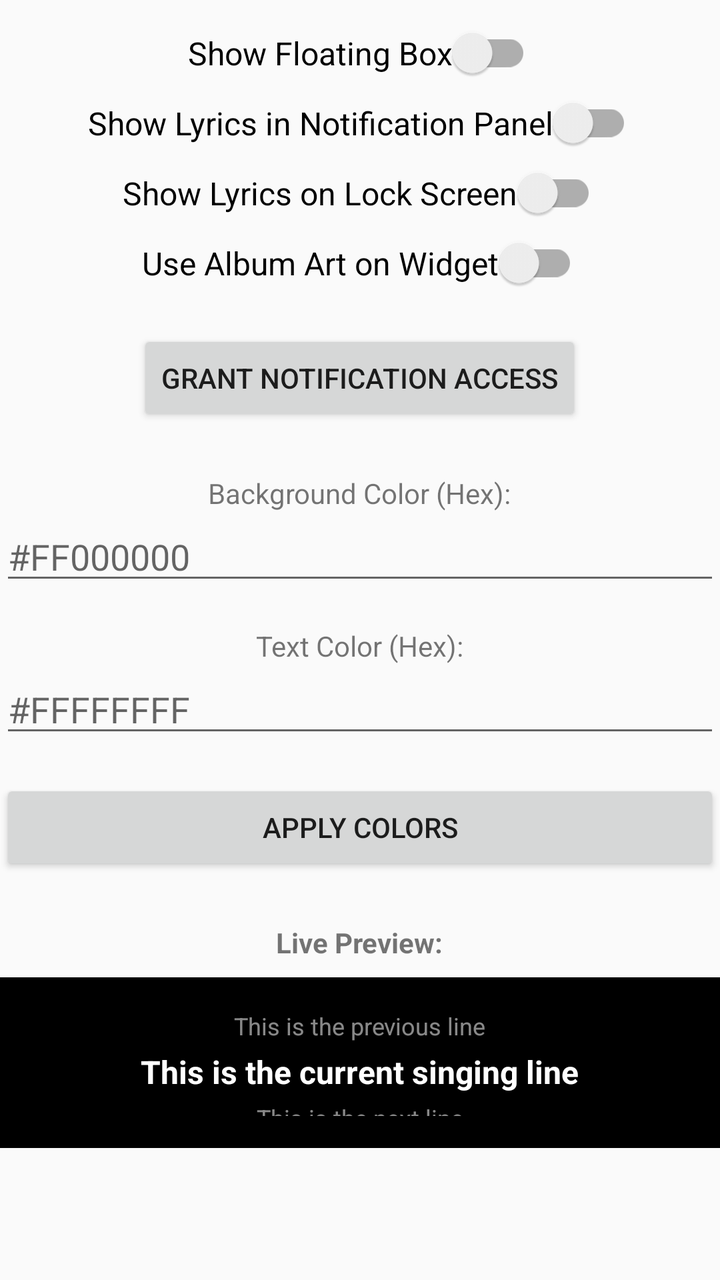
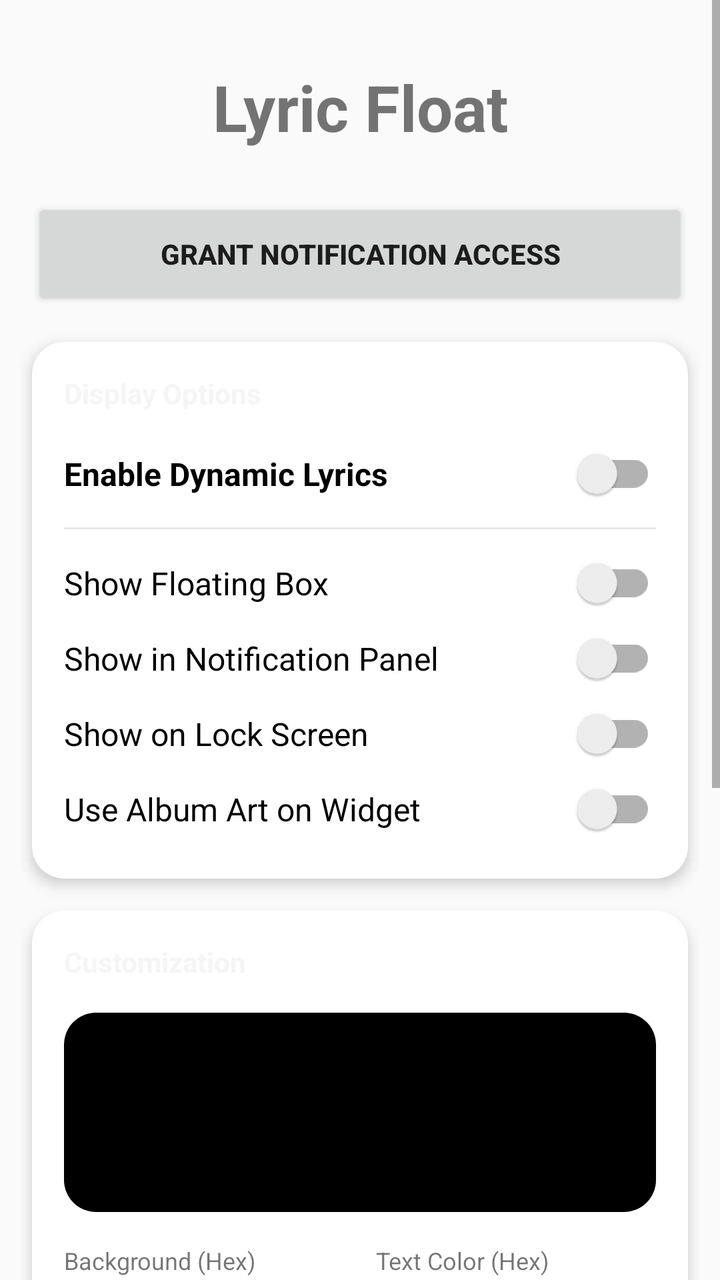

Before-and-after screenshots of an Android layout around one commit, followed by the original layout XML and the change that was made.
<!-- AndroidManifest.xml: activity theme Theme.LyricFloat -->
<!-- res/layout/activity_main.xml -->
<?xml version="1.0" encoding="utf-8"?>
<LinearLayout xmlns:android="http://schemas.android.com/apk/res/android"
    android:layout_width="match_parent"
    android:layout_height="match_parent"
    android:gravity="center"
    android:orientation="vertical">

    <androidx.appcompat.widget.SwitchCompat
        android:id="@+id/switch_start_service"
        android:layout_width="wrap_content"
        android:layout_height="wrap_content"
        android:text="Enable Dynamic Lyrics"
        android:textSize="18sp"
        android:textStyle="bold"
        android:layout_gravity="center"
        android:layout_margin="16dp" />

    <androidx.appcompat.widget.SwitchCompat
        android:id="@+id/switch_floating_box"
        android:layout_width="wrap_content"
        android:layout_height="wrap_content"
        android:text="Show Floating Box"
        android:textSize="16sp"
        android:layout_gravity="center"
        android:layout_margin="4dp" />

    <androidx.appcompat.widget.SwitchCompat
        android:id="@+id/switch_notification"
        android:layout_width="wrap_content"
        android:layout_height="wrap_content"
        android:text="Show Lyrics in Notification Panel"
        android:textSize="16sp"
        android:layout_gravity="center"
        android:layout_margin="4dp" />

    <androidx.appcompat.widget.SwitchCompat
        android:id="@+id/switch_lock_screen"
        android:layout_width="wrap_content"
        android:layout_height="wrap_content"
        android:text="Show Lyrics on Lock Screen"
        android:textSize="16sp"
        android:layout_gravity="center"
        android:layout_margin="4dp" />

    <androidx.appcompat.widget.SwitchCompat
        android:id="@+id/switch_widget_album_art"
        android:layout_width="wrap_content"
        android:layout_height="wrap_content"
        android:text="Use Album Art on Widget"
        android:textSize="16sp"
        android:layout_gravity="center"
        android:layout_margin="4dp" />

    <Button
        android:id="@+id/btn_notification_access"
        android:layout_width="wrap_content"
        android:layout_height="wrap_content"
        android:layout_marginTop="16dp"
        android:text="Grant Notification Access" />

    
    <TextView
        android:layout_width="wrap_content"
        android:layout_height="wrap_content"
        android:text="Background Color (Hex):"
        android:layout_marginTop="24dp"/>

    <EditText
        android:id="@+id/et_bg_color"
        android:layout_width="match_parent"
        android:layout_height="wrap_content"
        android:hint="#FF000000"
        android:inputType="textCapCharacters" />

    <TextView
        android:layout_width="wrap_content"
        android:layout_height="wrap_content"
        android:text="Text Color (Hex):"
        android:layout_marginTop="16dp"/>

    <EditText
        android:id="@+id/et_text_color"
        android:layout_width="match_parent"
        android:layout_height="wrap_content"
        android:hint="#FFFFFFFF"
        android:inputType="textCapCharacters" />

    <Button
        android:id="@+id/btn_save_colors"
        android:layout_width="match_parent"
        android:layout_height="wrap_content"
        android:text="Apply Colors"
        android:layout_marginTop="16dp"/>

    
    <TextView
        android:layout_width="wrap_content"
        android:layout_height="wrap_content"
        android:text="Live Preview:"
        android:layout_marginTop="24dp"
        android:textStyle="bold"/>

    <LinearLayout
        android:id="@+id/preview_container"
        android:layout_width="match_parent"
        android:layout_height="wrap_content"
        android:orientation="vertical"
        android:gravity="center"
        android:padding="16dp"
        android:layout_marginTop="8dp"
        android:layout_marginBottom="16dp"
        android:background="#FF000000">

        <TextView
            android:id="@+id/preview_prev"
            android:layout_width="wrap_content"
            android:layout_height="wrap_content"
            android:text="This is the previous line"
            android:textColor="#88FFFFFF"
            android:textSize="12sp"
            android:paddingBottom="4dp"/>

        <TextView
            android:id="@+id/preview_current"
            android:layout_width="wrap_content"
            android:layout_height="wrap_content"
            android:text="This is the current singing line"
            android:textColor="#FFFFFF"
            android:textSize="16sp"
            android:textStyle="bold"/>

        <TextView
            android:id="@+id/preview_next"
            android:layout_width="wrap_content"
            android:layout_height="wrap_content"
            android:text="This is the next line"
            android:textColor="#88FFFFFF"
            android:textSize="12sp"
            android:paddingTop="4dp"/>
    </LinearLayout>

    
    <TextView
        android:layout_width="wrap_content"
        android:layout_height="wrap_content"
        android:text="Background Transparency:" />

    <SeekBar
        android:id="@+id/seek_transparency"
        android:layout_width="match_parent"
        android:layout_height="wrap_content"
        android:layout_marginTop="8dp"
        android:layout_marginBottom="16dp"
        android:max="255"
        android:progress="255" />

    <TextView
        android:layout_width="wrap_content"
        android:layout_height="wrap_content"
        android:text="Default Visible Lines: "
        android:layout_gravity="center"
        android:layout_marginTop="12dp"/>

    
    <SeekBar
        android:id="@+id/seek_default_lines"
        android:layout_width="match_parent"
        android:layout_height="wrap_content"
        android:max="4"
        android:progress="1"
        android:layout_margin="16dp"/>

    <TextView
        android:layout_width="wrap_content"
        android:layout_height="wrap_content"
        android:text="Preset Themes:"
        android:layout_marginTop="24dp"
        android:textStyle="bold"/>

    <LinearLayout
        android:layout_width="match_parent"
        android:layout_height="wrap_content"
        android:orientation="horizontal"
        android:layout_marginTop="8dp">

        <Button
            android:id="@+id/btn_theme_dark"
            android:layout_width="0dp"
            android:layout_height="wrap_content"
            android:layout_weight="1"
            android:text="Dark" />

        <Button
            android:id="@+id/btn_theme_light"
            android:layout_width="0dp"
            android:layout_height="wrap_content"
            android:layout_weight="1"
            android:text="Light" />

        <Button
            android:id="@+id/btn_theme_green"
            android:layout_width="0dp"
            android:layout_height="wrap_content"
            android:layout_weight="1"
            android:text="Green" />
    </LinearLayout>

</LinearLayout>
<!-- resources referenced by this layout -->
<resources>
  <style name="Theme.LyricFloat" parent="Theme.AppCompat.DayNight.NoActionBar" />
</resources>

<!-- the commit's change to res/layout/activity_main.xml (unified diff, before → after) -->
@@ -1,208 +1,334 @@
 <?xml version="1.0" encoding="utf-8"?>
-<LinearLayout xmlns:android="http://schemas.android.com/apk/res/android"
+<ScrollView xmlns:android="http://schemas.android.com/apk/res/android"
+    xmlns:app="http://schemas.android.com/apk/res-auto"
     android:layout_width="match_parent"
     android:layout_height="match_parent"
-    android:gravity="center"
-    android:orientation="vertical">
-
-    <androidx.appcompat.widget.SwitchCompat
-        android:id="@+id/switch_start_service"
-        android:layout_width="wrap_content"
-        android:layout_height="wrap_content"
-        android:text="Enable Dynamic Lyrics"
-        android:textSize="18sp"
-        android:textStyle="bold"
-        android:layout_gravity="center"
-        android:layout_margin="16dp" />
-
-    <androidx.appcompat.widget.SwitchCompat
-        android:id="@+id/switch_floating_box"
-        android:layout_width="wrap_content"
-        android:layout_height="wrap_content"
-        android:text="Show Floating Box"
-        android:textSize="16sp"
-        android:layout_gravity="center"
-        android:layout_margin="4dp" />
-
-    <androidx.appcompat.widget.SwitchCompat
-        android:id="@+id/switch_notification"
-        android:layout_width="wrap_content"
-        android:layout_height="wrap_content"
-        android:text="Show Lyrics in Notification Panel"
-        android:textSize="16sp"
-        android:layout_gravity="center"
-        android:layout_margin="4dp" />
-
-    <androidx.appcompat.widget.SwitchCompat
-        android:id="@+id/switch_lock_screen"
-        android:layout_width="wrap_content"
-        android:layout_height="wrap_content"
-        android:text="Show Lyrics on Lock Screen"
-        android:textSize="16sp"
-        android:layout_gravity="center"
-        android:layout_margin="4dp" />
-
-    <androidx.appcompat.widget.SwitchCompat
-        android:id="@+id/switch_widget_album_art"
-        android:layout_width="wrap_content"
-        android:layout_height="wrap_content"
-        android:text="Use Album Art on Widget"
-        android:textSize="16sp"
-        android:layout_gravity="center"
-        android:layout_margin="4dp" />
-
-    <Button
-        android:id="@+id/btn_notification_access"
-        android:layout_width="wrap_content"
-        android:layout_height="wrap_content"
-        android:layout_marginTop="16dp"
-        android:text="Grant Notification Access" />
-
-    
-    <TextView
-        android:layout_width="wrap_content"
-        android:layout_height="wrap_content"
-        android:text="Background Color (Hex):"
-        android:layout_marginTop="24dp"/>
-
-    <EditText
-        android:id="@+id/et_bg_color"
-        android:layout_width="match_parent"
-        android:layout_height="wrap_content"
-        android:hint="#FF000000"
-        android:inputType="textCapCharacters" />
-
-    <TextView
-        android:layout_width="wrap_content"
-        android:layout_height="wrap_content"
-        android:text="Text Color (Hex):"
-        android:layout_marginTop="16dp"/>
-
-    <EditText
-        android:id="@+id/et_text_color"
-        android:layout_width="match_parent"
-        android:layout_height="wrap_content"
-        android:hint="#FFFFFFFF"
-        android:inputType="textCapCharacters" />
-
-    <Button
-        android:id="@+id/btn_save_colors"
-        android:layout_width="match_parent"
-        android:layout_height="wrap_content"
-        android:text="Apply Colors"
-        android:layout_marginTop="16dp"/>
-
-    
-    <TextView
-        android:layout_width="wrap_content"
-        android:layout_height="wrap_content"
-        android:text="Live Preview:"
-        android:layout_marginTop="24dp"
-        android:textStyle="bold"/>
+    android:fillViewport="true"
+    android:background="?android:attr/colorBackground">
 
     <LinearLayout
-        android:id="@+id/preview_container"
         android:layout_width="match_parent"
         android:layout_height="wrap_content"
         android:orientation="vertical"
-        android:gravity="center"
         android:padding="16dp"
-        android:layout_marginTop="8dp"
-        android:layout_marginBottom="16dp"
-        android:background="#FF000000">
-
+        android:clipToPadding="false"
+        android:paddingBottom="48dp">
+
+        
         <TextView
-            android:id="@+id/preview_prev"
-            android:layout_width="wrap_content"
+            android:layout_width="match_parent"
             android:layout_height="wrap_content"
-            android:text="This is the previous line"
-            android:textColor="#88FFFFFF"
-            android:textSize="12sp"
-            android:paddingBottom="4dp"/>
-
-        <TextView
-            android:id="@+id/preview_current"
-            android:layout_width="wrap_content"
+            android:text="Lyric Float"
+            android:textSize="32sp"
+            android:textStyle="bold"
+            android:gravity="center"
+            android:layout_marginTop="16dp"
+            android:layout_marginBottom="24dp" />
+
+        <Button
+            android:id="@+id/btn_notification_access"
+            android:layout_width="match_parent"
+            android:layout_height="56dp"
+            android:text="Grant Notification Access"
+            android:textStyle="bold"
+            android:layout_marginBottom="16dp" />
+
+        
+        <androidx.cardview.widget.CardView
+            android:layout_width="match_parent"
             android:layout_height="wrap_content"
-            android:text="This is the current singing line"
-            android:textColor="#FFFFFF"
-            android:textSize="16sp"
-            android:textStyle="bold"/>
-
-        <TextView
-            android:id="@+id/preview_next"
-            android:layout_width="wrap_content"
+            android:layout_marginBottom="16dp"
+            app:cardCornerRadius="16dp"
+            app:cardElevation="4dp">
+
+            <LinearLayout
+                android:layout_width="match_parent"
+                android:layout_height="wrap_content"
+                android:orientation="vertical"
+                android:padding="16dp">
+
+                <TextView
+                    android:layout_width="wrap_content"
+                    android:layout_height="wrap_content"
+                    android:text="Display Options"
+                    android:textStyle="bold"
+                    android:textColor="?android:attr/colorPrimary"
+                    android:layout_marginBottom="12dp"/>
+
+                <androidx.appcompat.widget.SwitchCompat
+                    android:id="@+id/switch_start_service"
+                    android:layout_width="match_parent"
+                    android:layout_height="wrap_content"
+                    android:text="Enable Dynamic Lyrics"
+                    android:textSize="16sp"
+                    android:textStyle="bold"
+                    android:paddingVertical="8dp" />
+
+                <View
+                    android:layout_width="match_parent"
+                    android:layout_height="1dp"
+                    android:background="#33888888"
+                    android:layout_marginVertical="8dp"/>
+
+                <androidx.appcompat.widget.SwitchCompat
+                    android:id="@+id/switch_floating_box"
+                    android:layout_width="match_parent"
+                    android:layout_height="wrap_content"
+                    android:text="Show Floating Box"
+                    android:textSize="16sp"
+                    android:paddingVertical="8dp" />
+
+                <androidx.appcompat.widget.SwitchCompat
+                    android:id="@+id/switch_notification"
+                    android:layout_width="match_parent"
+                    android:layout_height="wrap_content"
+                    android:text="Show in Notification Panel"
+                    android:textSize="16sp"
+                    android:paddingVertical="8dp" />
+
+                <androidx.appcompat.widget.SwitchCompat
+                    android:id="@+id/switch_lock_screen"
+                    android:layout_width="match_parent"
+                    android:layout_height="wrap_content"
+                    android:text="Show on Lock Screen"
+                    android:textSize="16sp"
+                    android:paddingVertical="8dp" />
+
+                <androidx.appcompat.widget.SwitchCompat
+                    android:id="@+id/switch_widget_album_art"
+                    android:layout_width="match_parent"
+                    android:layout_height="wrap_content"
+                    android:text="Use Album Art on Widget"
+                    android:textSize="16sp"
+                    android:paddingVertical="8dp" />
+            </LinearLayout>
+        </androidx.cardview.widget.CardView>
+
+        
+        <androidx.cardview.widget.CardView
+            android:layout_width="match_parent"
             android:layout_height="wrap_content"
-            android:text="This is the next line"
-            android:textColor="#88FFFFFF"
-            android:textSize="12sp"
-            android:paddingTop="4dp"/>
+            android:layout_marginBottom="16dp"
+            app:cardCornerRadius="16dp"
+            app:cardElevation="4dp">
+
+            <LinearLayout
+                android:layout_width="match_parent"
+                android:layout_height="wrap_content"
+                android:orientation="vertical"
+                android:padding="16dp">
+
+                <TextView
+                    android:layout_width="wrap_content"
+                    android:layout_height="wrap_content"
+                    android:text="Customization"
+                    android:textStyle="bold"
+                    android:textColor="?android:attr/colorPrimary"
+                    android:layout_marginBottom="16dp"/>
+
+                
+                <LinearLayout
+                    android:id="@+id/preview_container"
+                    android:layout_width="match_parent"
+                    android:layout_height="wrap_content"
+                    android:orientation="vertical"
+                    android:gravity="center"
+                    android:padding="16dp"
+                    android:layout_marginBottom="16dp"
+                    android:background="@drawable/rounded_bg_semi_transparent">
+
+                    <TextView
+                        android:id="@+id/preview_prev"
+                        android:layout_width="wrap_content"
+                        android:layout_height="wrap_content"
+                        android:text="This is the previous line"
+                        android:textSize="14sp" />
+
+                    <TextView
+                        android:id="@+id/preview_current"
+                        android:layout_width="wrap_content"
+                        android:layout_height="wrap_content"
+                        android:text="This is the current singing line"
+                        android:textSize="16sp"
+                        android:textStyle="bold"
+                        android:layout_marginVertical="4dp" />
+
+                    <TextView
+                        android:id="@+id/preview_next"
+                        android:layout_width="wrap_content"
+                        android:layout_height="wrap_content"
+                        android:text="This is the next line"
+                        android:textSize="14sp" />
+                </LinearLayout>
+
+                <LinearLayout
+                    android:layout_width="match_parent"
+                    android:layout_height="wrap_content"
+                    android:orientation="horizontal"
+                    android:baselineAligned="false">
+
+                    
+                    <LinearLayout
+                        android:layout_width="0dp"
+                        android:layout_weight="1"
+                        android:layout_height="wrap_content"
+                        android:orientation="vertical"
+                        android:layout_marginEnd="8dp">
+                        <TextView
+                            android:layout_width="wrap_content"
+                            android:layout_height="wrap_content"
+                            android:text="Background (Hex)"
+                            android:textSize="12sp" />
+                        <LinearLayout
+                            android:layout_width="match_parent"
+                            android:layout_height="wrap_content"
+                            android:orientation="horizontal">
+                            <EditText
+                                android:id="@+id/et_bg_color"
+                                android:layout_width="0dp"
+                                android:layout_weight="1"
+                                android:layout_height="wrap_content"
+                                android:inputType="textNoSuggestions"
+                                android:singleLine="true" />
+                            <Button
+                                android:id="@+id/btn_pick_bg_color"
+                                android:layout_width="wrap_content"
+                                android:layout_height="wrap_content"
+                                android:minWidth="48dp"
+                                android:text="🎨"
+                                style="?android:attr/borderlessButtonStyle" />
+                        </LinearLayout>
+                    </LinearLayout>
+
+                    
+                    <LinearLayout
+                        android:layout_width="0dp"
+                        android:layout_weight="1"
+                        android:layout_height="wrap_content"
+                        android:orientation="vertical"
+                        android:layout_marginStart="8dp">
+                        <TextView
+                            android:layout_width="wrap_content"
+                            android:layout_height="wrap_content"
+                            android:text="Text Color (Hex)"
+                            android:textSize="12sp" />
+                        <LinearLayout
+                            android:layout_width="match_parent"
+                            android:layout_height="wrap_content"
+                            android:orientation="horizontal">
+                            <EditText
+                                android:id="@+id/et_text_color"
+                                android:layout_width="0dp"
+                                android:layout_weight="1"
+                                android:layout_height="wrap_content"
+                                android:inputType="textNoSuggestions"
+                                android:singleLine="true" />
+                            <Button
+                                android:id="@+id/btn_pick_text_color"
+                                android:layout_width="wrap_content"
+                                android:layout_height="wrap_content"
+                                android:minWidth="48dp"
+                                android:text="🎨"
+                                style="?android:attr/borderlessButtonStyle" />
+                        </LinearLayout>
+                    </LinearLayout>
+                </LinearLayout>
+
+                <Button
+                    android:id="@+id/btn_save_colors"
+                    android:layout_width="match_parent"
+                    android:layout_height="wrap_content"
+                    android:text="Apply Colors"
+                    android:layout_marginTop="8dp"
+                    android:layout_marginBottom="16dp"
+                    style="?android:attr/borderlessButtonStyle"/>
+
+                <TextView
+                    android:layout_width="wrap_content"
+                    android:layout_height="wrap_content"
+                    android:text="Background Transparency"
+                    android:layout_gravity="center" />
+
+                <SeekBar
+                    android:id="@+id/seek_transparency"
+                    android:layout_width="match_parent"
+                    android:layout_height="wrap_content"
+                    android:max="255"
+                    android:layout_marginVertical="8dp" />
+
+                <TextView
+                    android:layout_width="wrap_content"
+                    android:layout_height="wrap_content"
+                    android:text="Default Visible Lines"
+                    android:layout_gravity="center"
+                    android:layout_marginTop="8dp" />
+
+                <SeekBar
+                    android:id="@+id/seek_default_lines"
+                    android:layout_width="match_parent"
+                    android:layout_height="wrap_content"
+                    android:max="4"
+                    android:progress="1"
+                    android:layout_marginTop="8dp" />
+
+            </LinearLayout>
+        </androidx.cardview.widget.CardView>
+
+        
+        <androidx.cardview.widget.CardView
+            android:layout_width="match_parent"
+            android:layout_height="wrap_content"
+            android:layout_marginBottom="16dp"
+            app:cardCornerRadius="16dp"
+            app:cardElevation="4dp">
+
+            <LinearLayout
+                android:layout_width="match_parent"
+                android:layout_height="wrap_content"
+                android:orientation="vertical"
+                android:padding="16dp">
+
+                <TextView
+                    android:layout_width="wrap_content"
+                    android:layout_height="wrap_content"
+                    android:text="Preset Themes"
+                    android:textStyle="bold"
+                    android:textColor="?android:attr/colorPrimary"
+                    android:layout_marginBottom="12dp"/>
+
+                <LinearLayout
+                    android:layout_width="match_parent"
+                    android:layout_height="wrap_content"
+                    android:orientation="horizontal">
+
+                    <Button
+                        android:id="@+id/btn_theme_dark"
+                        android:layout_width="0dp"
+                        android:layout_weight="1"
+                        android:layout_height="wrap_content"
+                        android:text="Dark"
+                        android:layout_marginEnd="4dp"
+                        style="?android:attr/borderlessButtonStyle"/>
+
+                    <Button
+                        android:id="@+id/btn_theme_light"
+                        android:layout_width="0dp"
+                        android:layout_weight="1"
+                        android:layout_height="wrap_content"
+                        android:text="Light"
+                        android:layout_marginHorizontal="4dp"
+                        style="?android:attr/borderlessButtonStyle"/>
+
+                    <Button
+                        android:id="@+id/btn_theme_green"
+                        android:layout_width="0dp"
+                        android:layout_weight="1"
+                        android:layout_height="wrap_content"
+                        android:text="Green"
+                        android:layout_marginStart="4dp"
+                        style="?android:attr/borderlessButtonStyle"/>
+                </LinearLayout>
+            </LinearLayout>
+        </androidx.cardview.widget.CardView>
     </LinearLayout>
-
-    
-    <TextView
-        android:layout_width="wrap_content"
-        android:layout_height="wrap_content"
-        android:text="Background Transparency:" />
-
-    <SeekBar
-        android:id="@+id/seek_transparency"
-        android:layout_width="match_parent"
-        android:layout_height="wrap_content"
-        android:layout_marginTop="8dp"
-        android:layout_marginBottom="16dp"
-        android:max="255"
-        android:progress="255" />
-
-    <TextView
-        android:layout_width="wrap_content"
-        android:layout_height="wrap_content"
-        android:text="Default Visible Lines: "
-        android:layout_gravity="center"
-        android:layout_marginTop="12dp"/>
-
-    
-    <SeekBar
-        android:id="@+id/seek_default_lines"
-        android:layout_width="match_parent"
-        android:layout_height="wrap_content"
-        android:max="4"
-        android:progress="1"
-        android:layout_margin="16dp"/>
-
-    <TextView
-        android:layout_width="wrap_content"
-        android:layout_height="wrap_content"
-        android:text="Preset Themes:"
-        android:layout_marginTop="24dp"
-        android:textStyle="bold"/>
-
-    <LinearLayout
-        android:layout_width="match_parent"
-        android:layout_height="wrap_content"
-        android:orientation="horizontal"
-        android:layout_marginTop="8dp">
-
-        <Button
-            android:id="@+id/btn_theme_dark"
-            android:layout_width="0dp"
-            android:layout_height="wrap_content"
-            android:layout_weight="1"
-            android:text="Dark" />
-
-        <Button
-            android:id="@+id/btn_theme_light"
-            android:layout_width="0dp"
-            android:layout_height="wrap_content"
-            android:layout_weight="1"
-            android:text="Light" />
-
-        <Button
-            android:id="@+id/btn_theme_green"
-            android:layout_width="0dp"
-            android:layout_height="wrap_content"
-            android:layout_weight="1"
-            android:text="Green" />
-    </LinearLayout>
-
-</LinearLayout>
+</ScrollView>
<!-- resource entries referenced after the edit -->
@@ -1,5 +1,16 @@
 <!-- resources referenced by this layout -->
 <resources>
+  <!-- drawable rounded_bg_semi_transparent (drawable) -->
+  <?xml version="1.0" encoding="utf-8"?>
+  <shape xmlns:android="http://schemas.android.com/apk/res/android"
+      android:shape="rectangle">
+  
+      
+      <solid android:color="#000000" />
+  
+      
+      <corners android:radius="16dp" />
+  </shape>
   <style name="Theme.LyricFloat" parent="Theme.AppCompat.DayNight.NoActionBar" />
 </resources>
 
